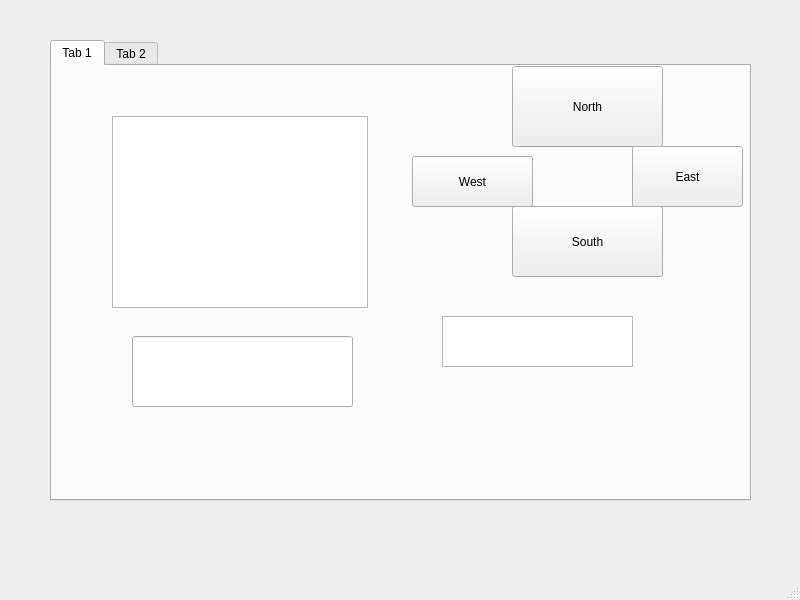
Old version of the form mainwindow.ui in the repository Darragh-Grealish/Zork_Practice.
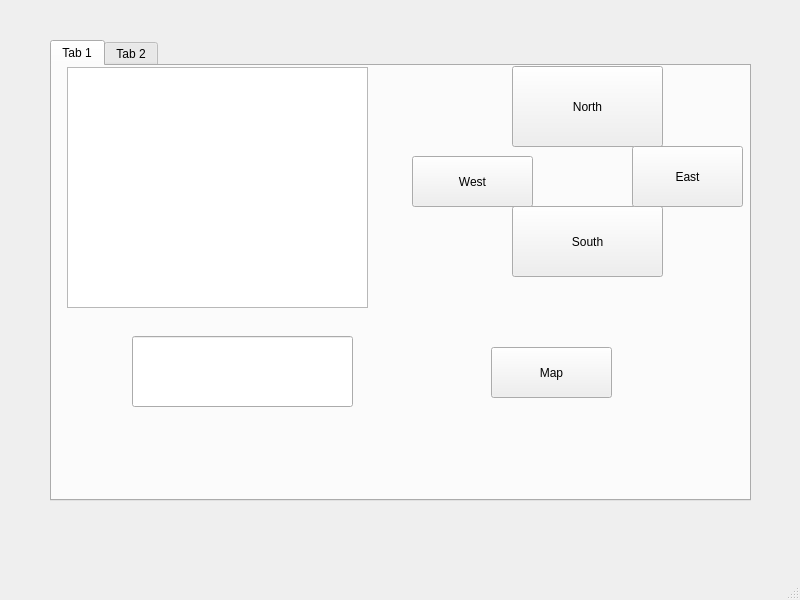
New version of the form.

```diff
--- a/mainwindow.ui
+++ b/mainwindow.ui
@@ -82,10 +82,10 @@
      <widget class="QTextBrowser" name="textBrowser">
       <property name="geometry">
        <rect>
-        <x>60</x>
-        <y>50</y>
-        <width>256</width>
-        <height>192</height>
+        <x>15</x>
+        <y>1</y>
+        <width>301</width>
+        <height>241</height>
        </rect>
       </property>
      </widget>
@@ -99,15 +99,18 @@
        </rect>
       </property>
      </widget>
-     <widget class="QTextEdit" name="MyTextEdit">
+     <widget class="QPushButton" name="map">
       <property name="geometry">
        <rect>
-        <x>390</x>
-        <y>250</y>
-        <width>191</width>
+        <x>439</x>
+        <y>281</y>
+        <width>121</width>
         <height>51</height>
        </rect>
       </property>
+      <property name="text">
+       <string>Map</string>
+      </property>
      </widget>
     </widget>
     <widget class="QWidget" name="tab_2">
```
Left out of the diff: 15 changed lines with no effect on the pictures.
